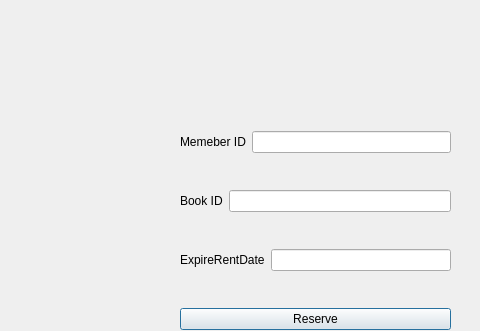
Before: the Qt Designer form Login/window_reservebook.ui in Nilsae/LibraryManagementSystem, drawn with Qt 5; both pictures show x 0 to 480 and y 0 to 331 of the 708 by 516 pixel window.
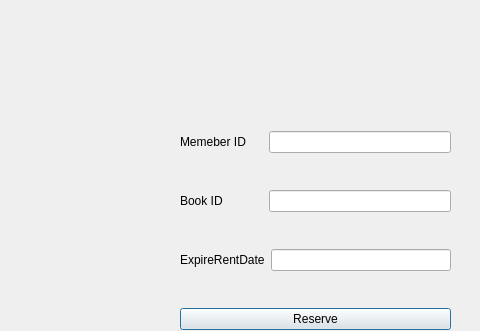
After: the same form once the commit is applied.

Diff of the .ui file:
```diff
--- a/Login/window_reservebook.ui
+++ b/Login/window_reservebook.ui
@@ -28,7 +28,7 @@
       <item>
        <widget class="QLabel" name="label_Author">
         <property name="text">
-         <string>Memeber ID</string>
+         <string>Memeber ID     </string>
         </property>
        </widget>
       </item>
@@ -42,7 +42,7 @@
       <item>
        <widget class="QLabel" name="label_Subject">
         <property name="text">
-         <string>Book ID</string>
+         <string>Book ID            </string>
         </property>
        </widget>
       </item>
```
